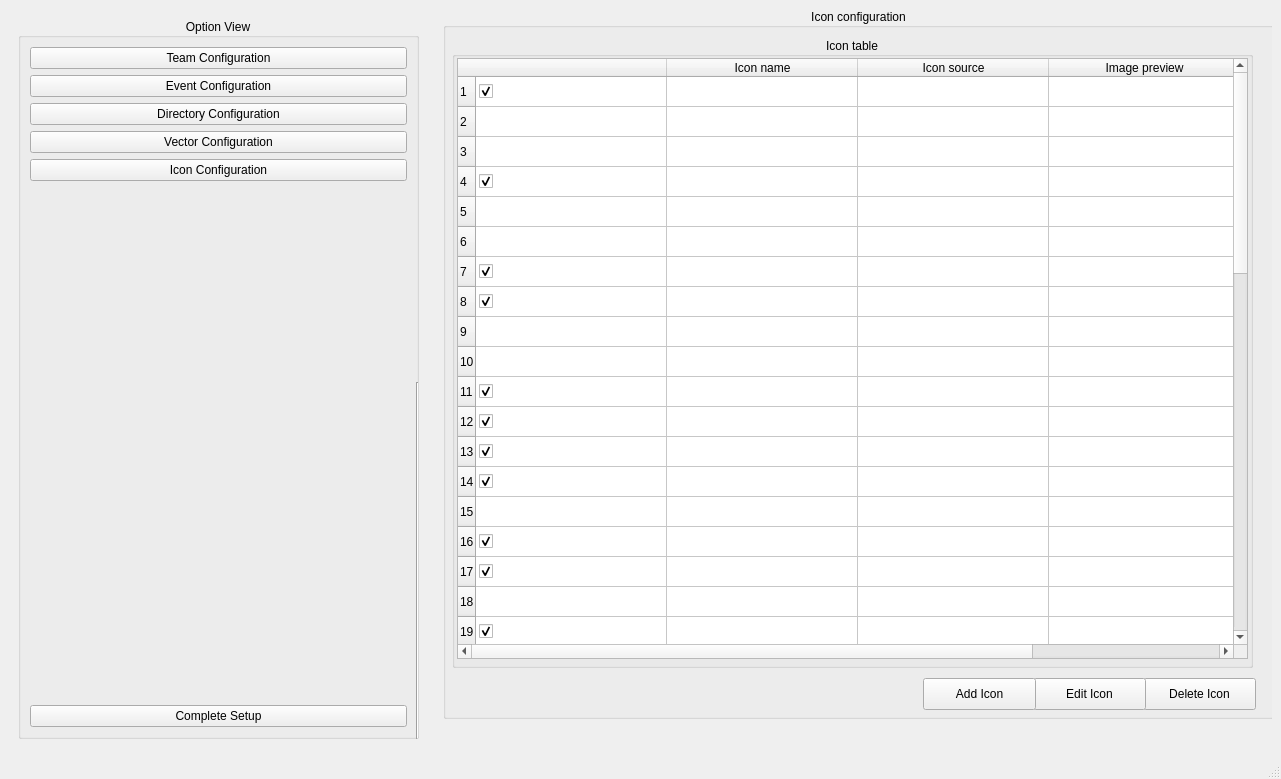
First picture: the form in ui/SettingView.ui, repository CS4311-spring-2020/pick-tool-team15-spicegirls, before the edit.
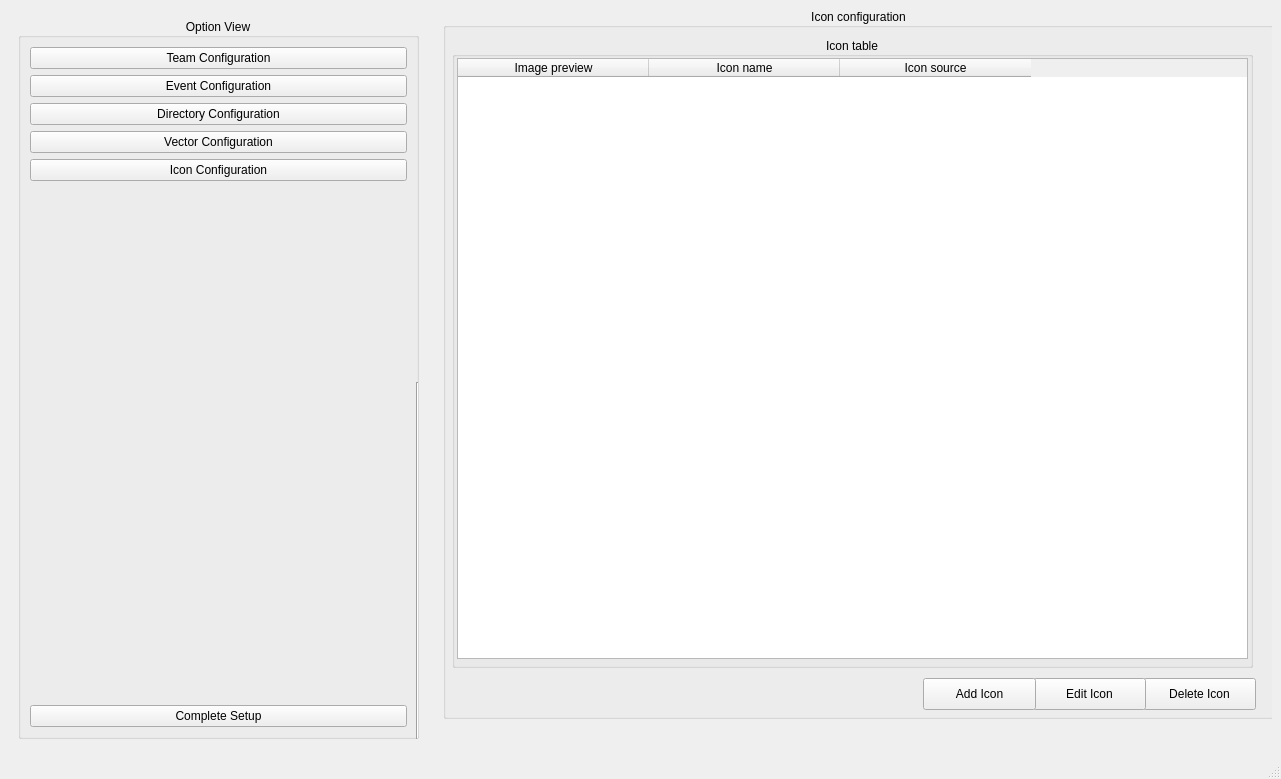
Second picture: the form after the edit. The open tabs and pages were chosen to show the change.

Commit message: add initial icon functionality

Patch:
```diff
--- a/ui/SettingView.ui
+++ b/ui/SettingView.ui
@@ -1481,64 +1481,17 @@
               <bool>true</bool>
              </property>
              <property name="rowCount">
-              <number>50</number>
+              <number>0</number>
              </property>
              <attribute name="horizontalHeaderDefaultSectionSize">
               <number>191</number>
              </attribute>
-             <row/>
-             <row/>
-             <row/>
-             <row/>
-             <row/>
-             <row/>
-             <row/>
-             <row/>
-             <row/>
-             <row/>
-             <row/>
-             <row/>
-             <row/>
-             <row/>
-             <row/>
-             <row/>
-             <row/>
-             <row/>
-             <row/>
-             <row/>
-             <row/>
-             <row/>
-             <row/>
-             <row/>
-             <row/>
-             <row/>
-             <row/>
-             <row/>
-             <row/>
-             <row/>
-             <row/>
-             <row/>
-             <row/>
-             <row/>
-             <row/>
-             <row/>
-             <row/>
-             <row/>
-             <row/>
-             <row/>
-             <row/>
-             <row/>
-             <row/>
-             <row/>
-             <row/>
-             <row/>
-             <row/>
-             <row/>
-             <row/>
-             <row/>
+             <attribute name="horizontalHeaderMinimumSectionSize">
+              <number>100</number>
+             </attribute>
              <column>
               <property name="text">
-               <string/>
+               <string>Image preview</string>
               </property>
              </column>
              <column>
@@ -1551,312 +1504,6 @@
                <string>Icon source</string>
               </property>
              </column>
-             <column>
-              <property name="text">
-               <string>Image preview</string>
-              </property>
-             </column>
-             <item row="0" column="0">
-              <property name="checkState">
-               <enum>Checked</enum>
-              </property>
-             </item>
-             <item row="1" column="0">
-              <property name="text">
-               <string/>
-              </property>
-              <property name="checkState">
-               <enum>Unchecked</enum>
-              </property>
-             </item>
-             <item row="2" column="0">
-              <property name="text">
-               <string/>
-              </property>
-              <property name="checkState">
-               <enum>Unchecked</enum>
-              </property>
-             </item>
-             <item row="3" column="0">
-              <property name="checkState">
-               <enum>Checked</enum>
-              </property>
-             </item>
-             <item row="4" column="0">
-              <property name="text">
-               <string/>
-              </property>
-              <property name="checkState">
-               <enum>Unchecked</enum>
-              </property>
-             </item>
-             <item row="5" column="0">
-              <property name="text">
-               <string/>
-              </property>
-              <property name="checkState">
-               <enum>Unchecked</enum>
-              </property>
-             </item>
-             <item row="6" column="0">
-              <property name="checkState">
-               <enum>Checked</enum>
-              </property>
-             </item>
-             <item row="7" column="0">
-              <property name="checkState">
-               <enum>Checked</enum>
-              </property>
-             </item>
-             <item row="8" column="0">
-              <property name="text">
-               <string/>
-              </property>
-              <property name="checkState">
-               <enum>Unchecked</enum>
-              </property>
-             </item>
-             <item row="9" column="0">
-              <property name="text">
-               <string/>
-              </property>
-              <property name="checkState">
-               <enum>Unchecked</enum>
-              </property>
-             </item>
-             <item row="10" column="0">
-              <property name="checkState">
-               <enum>Checked</enum>
-              </property>
-             </item>
-             <item row="11" column="0">
-              <property name="checkState">
-               <enum>Checked</enum>
-              </property>
-             </item>
-             <item row="12" column="0">
-              <property name="checkState">
-               <enum>Checked</enum>
-              </property>
-             </item>
-             <item row="13" column="0">
-              <property name="checkState">
-               <enum>Checked</enum>
-              </property>
-             </item>
-             <item row="14" column="0">
-              <property name="text">
-               <string/>
-              </property>
-              <property name="checkState">
-               <enum>Unchecked</enum>
-              </property>
-             </item>
-             <item row="15" column="0">
-              <property name="checkState">
-               <enum>Checked</enum>
-              </property>
-             </item>
-             <item row="16" column="0">
-              <property name="checkState">
-               <enum>Checked</enum>
-              </property>
-             </item>
-             <item row="17" column="0">
-              <property name="text">
-               <string/>
-              </property>
-              <property name="checkState">
-               <enum>Unchecked</enum>
-              </property>
-             </item>
-             <item row="18" column="0">
-              <property name="text">
-               <string/>
-              </property>
-              <property name="checkState">
-               <enum>Checked</enum>
-              </property>
-             </item>
-             <item row="19" column="0">
-              <property name="checkState">
-               <enum>Checked</enum>
-              </property>
-             </item>
-             <item row="20" column="0">
-              <property name="checkState">
-               <enum>Checked</enum>
-              </property>
-             </item>
-             <item row="21" column="0">
-              <property name="checkState">
-               <enum>Checked</enum>
-              </property>
-             </item>
-             <item row="22" column="0">
-              <property name="checkState">
-               <enum>Checked</enum>
-              </property>
-             </item>
-             <item row="23" column="0">
-              <property name="text">
-               <string/>
-              </property>
-              <property name="checkState">
-               <enum>Unchecked</enum>
-              </property>
-             </item>
-             <item row="24" column="0">
-              <property name="text">
-               <string/>
-              </property>
-              <property name="checkState">
-               <enum>Checked</enum>
-              </property>
-             </item>
-             <item row="25" column="0">
-              <property name="text">
-               <string/>
-              </property>
-              <property name="checkState">
-               <enum>Unchecked</enum>
-              </property>
-             </item>
-             <item row="26" column="0">
-              <property name="checkState">
-               <enum>Checked</enum>
-              </property>
-             </item>
-             <item row="27" column="0">
-              <property name="checkState">
-               <enum>Checked</enum>
-              </property>
-             </item>
-             <item row="28" column="0">
-              <property name="checkState">
-               <enum>Checked</enum>
-              </property>
-             </item>
-             <item row="29" column="0">
-              <property name="checkState">
-               <enum>Checked</enum>
-              </property>
-             </item>
-             <item row="30" column="0">
-              <property name="checkState">
-               <enum>Checked</enum>
-              </property>
-             </item>
-             <item row="31" column="0">
-              <property name="text">
-               <string/>
-              </property>
-              <property name="checkState">
-               <enum>Unchecked</enum>
-              </property>
-             </item>
-             <item row="32" column="0">
-              <property name="text">
-               <string/>
-              </property>
-              <property name="checkState">
-               <enum>Unchecked</enum>
-              </property>
-             </item>
-             <item row="33" column="0">
-              <property name="checkState">
-               <enum>Checked</enum>
-              </property>
-             </item>
-             <item row="34" column="0">
-              <property name="checkState">
-               <enum>Checked</enum>
-              </property>
-             </item>
-             <item row="35" column="0">
-              <property name="checkState">
-               <enum>Checked</enum>
-              </property>
-             </item>
-             <item row="36" column="0">
-              <property name="text">
-               <string/>
-              </property>
-              <property name="checkState">
-               <enum>Unchecked</enum>
-              </property>
-             </item>
-             <item row="37" column="0">
-              <property name="checkState">
-               <enum>Checked</enum>
-              </property>
-             </item>
-             <item row="38" column="0">
-              <property name="checkState">
-               <enum>Checked</enum>
-              </property>
-             </item>
-             <item row="39" column="0">
-              <property name="checkState">
-               <enum>Checked</enum>
-              </property>
-             </item>
-             <item row="40" column="0">
-              <property name="text">
-               <string/>
-              </property>
-              <property name="checkState">
-               <enum>Unchecked</enum>
-              </property>
-             </item>
-             <item row="41" column="0">
-              <property name="checkState">
-               <enum>Checked</enum>
-              </property>
-             </item>
-             <item row="42" column="0">
-              <property name="checkState">
-               <enum>Checked</enum>
-              </property>
-             </item>
-             <item row="43" column="0">
-              <property name="checkState">
-               <enum>Checked</enum>
-              </property>
-             </item>
-             <item row="44" column="0">
-              <property name="checkState">
-               <enum>Checked</enum>
-              </property>
-             </item>
-             <item row="45" column="0">
-              <property name="checkState">
-               <enum>Checked</enum>
-              </property>
-             </item>
-             <item row="46" column="0">
-              <property name="text">
-               <string/>
-              </property>
-              <property name="checkState">
-               <enum>Unchecked</enum>
-              </property>
-             </item>
-             <item row="47" column="0">
-              <property name="checkState">
-               <enum>Checked</enum>
-              </property>
-             </item>
-             <item row="48" column="0">
-              <property name="checkState">
-               <enum>Checked</enum>
-              </property>
-             </item>
-             <item row="49" column="0">
-              <property name="checkState">
-               <enum>Checked</enum>
-              </property>
-             </item>
             </widget>
            </widget>
           </item>
```
Left out of the diff: 98 changed lines with no effect on the pictures. The commit also changes 2 other files.
